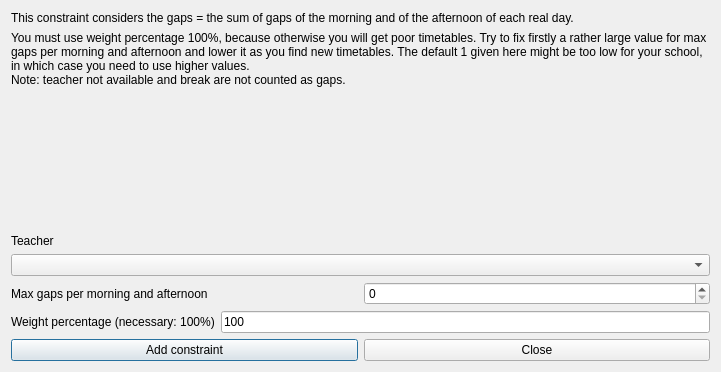
Old version of the form fet/src/interface/addconstraintteachermaxgapspermorningandafternoonform_template.ui in the repository vonmecheln/fet.
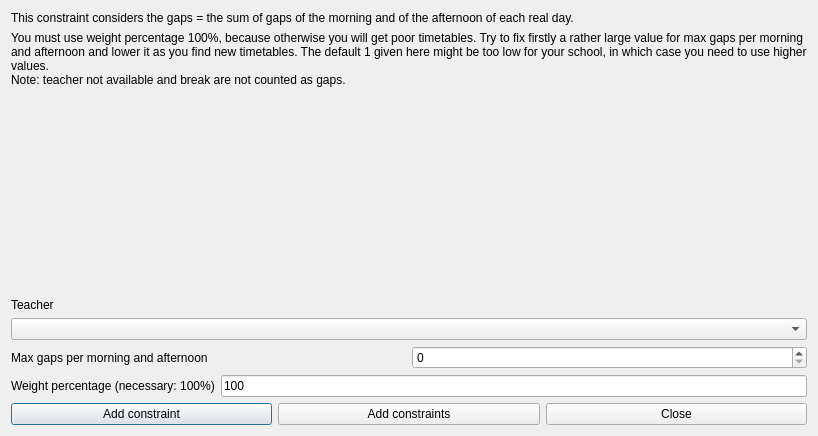
New version of the form.

What changed in the file:
```diff
--- a/fet/src/interface/addconstraintteachermaxgapspermorningandafternoonform_template.ui
+++ b/fet/src/interface/addconstraintteachermaxgapspermorningandafternoonform_template.ui
@@ -6,8 +6,8 @@
    <rect>
     <x>0</x>
     <y>0</y>
-    <width>721</width>
-    <height>372</height>
+    <width>818</width>
+    <height>436</height>
    </rect>
   </property>
   <property name="windowTitle">
@@ -145,6 +145,13 @@
        </property>
       </widget>
      </item>
+     <item>
+      <widget class="QPushButton" name="addConstraintsPushButton">
+       <property name="text">
+        <string>Add constraints</string>
+       </property>
+      </widget>
+     </item>
      <item>
       <widget class="QPushButton" name="closePushButton">
        <property name="text">
```
